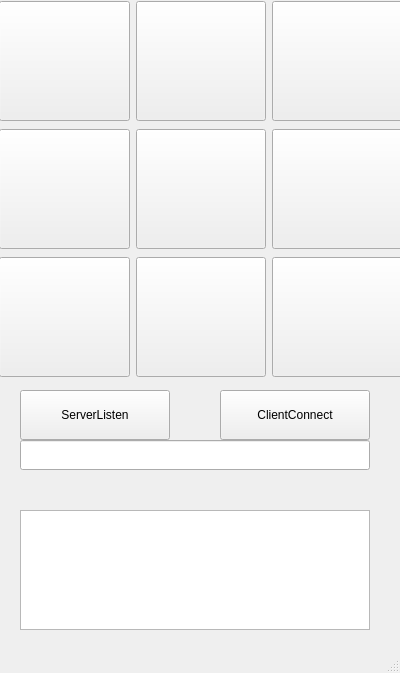
belko-vasiliy/XO, file mainwindow.ui: the form before one commit.
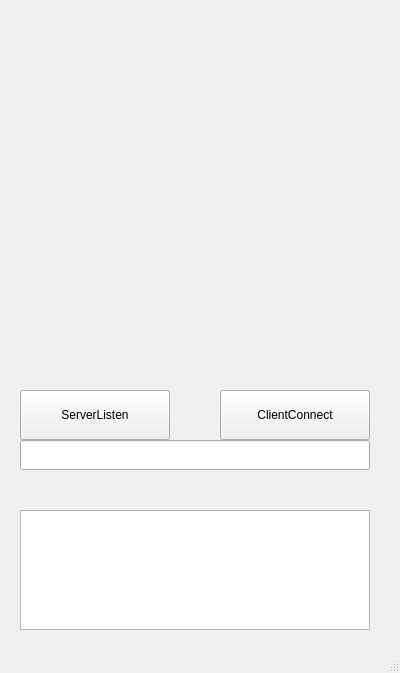
The form after the commit.

```diff
--- a/mainwindow.ui
+++ b/mainwindow.ui
@@ -23,130 +23,7 @@
       <height>381</height>
      </rect>
     </property>
-    <layout class="QGridLayout" name="gridLayout">
-     <item row="5" column="1">
-      <widget class="QPushButton" name="pushButton8">
-       <property name="minimumSize">
-        <size>
-         <width>120</width>
-         <height>120</height>
-        </size>
-       </property>
-       <property name="text">
-        <string/>
-       </property>
-      </widget>
-     </item>
-     <item row="5" column="0">
-      <widget class="QPushButton" name="pushButton7">
-       <property name="minimumSize">
-        <size>
-         <width>120</width>
-         <height>120</height>
-        </size>
-       </property>
-       <property name="text">
-        <string/>
-       </property>
-      </widget>
-     </item>
-     <item row="4" column="0">
-      <widget class="QPushButton" name="pushButton4">
-       <property name="minimumSize">
-        <size>
-         <width>120</width>
-         <height>120</height>
-        </size>
-       </property>
-       <property name="text">
-        <string/>
-       </property>
-      </widget>
-     </item>
-     <item row="4" column="1">
-      <widget class="QPushButton" name="pushButton5">
-       <property name="minimumSize">
-        <size>
-         <width>120</width>
-         <height>120</height>
-        </size>
-       </property>
-       <property name="text">
-        <string/>
-       </property>
-      </widget>
-     </item>
-     <item row="3" column="0">
-      <widget class="QPushButton" name="pushButton1">
-       <property name="minimumSize">
-        <size>
-         <width>120</width>
-         <height>120</height>
-        </size>
-       </property>
-       <property name="text">
-        <string/>
-       </property>
-      </widget>
-     </item>
-     <item row="3" column="1">
-      <widget class="QPushButton" name="pushButton2">
-       <property name="minimumSize">
-        <size>
-         <width>120</width>
-         <height>120</height>
-        </size>
-       </property>
-       <property name="text">
-        <string/>
-       </property>
-      </widget>
-     </item>
-     <item row="4" column="2">
-      <widget class="QPushButton" name="pushButton6">
-       <property name="minimumSize">
-        <size>
-         <width>120</width>
-         <height>120</height>
-        </size>
-       </property>
-       <property name="text">
-        <string/>
-       </property>
-      </widget>
-     </item>
-     <item row="3" column="2">
-      <widget class="QPushButton" name="pushButton3">
-       <property name="minimumSize">
-        <size>
-         <width>120</width>
-         <height>120</height>
-        </size>
-       </property>
-       <property name="text">
-        <string/>
-       </property>
-      </widget>
-     </item>
-     <item row="5" column="2">
-      <widget class="QPushButton" name="pushButton9">
-       <property name="minimumSize">
-        <size>
-         <width>120</width>
-         <height>120</height>
-        </size>
-       </property>
-       <property name="font">
-        <font>
-         <pointsize>8</pointsize>
-        </font>
-       </property>
-       <property name="text">
-        <string/>
-       </property>
-      </widget>
-     </item>
-    </layout>
+    <layout class="QGridLayout" name="gridLayout"/>
    </widget>
    <widget class="QPushButton" name="ServerListenButton">
     <property name="geometry">
```
